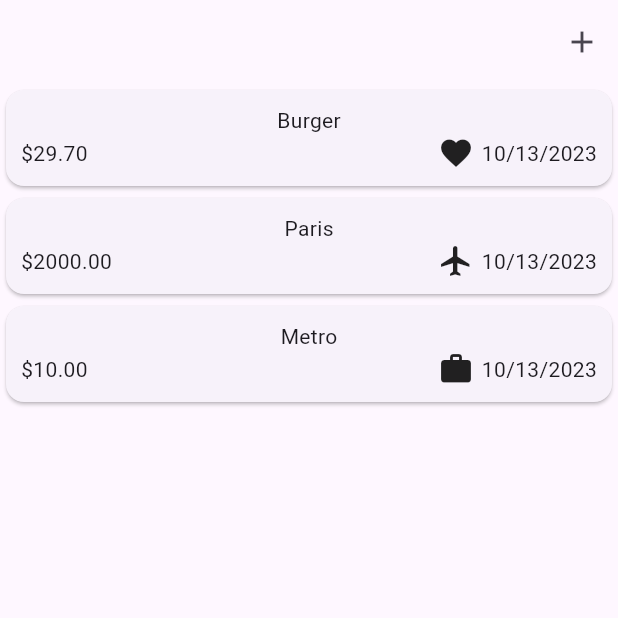
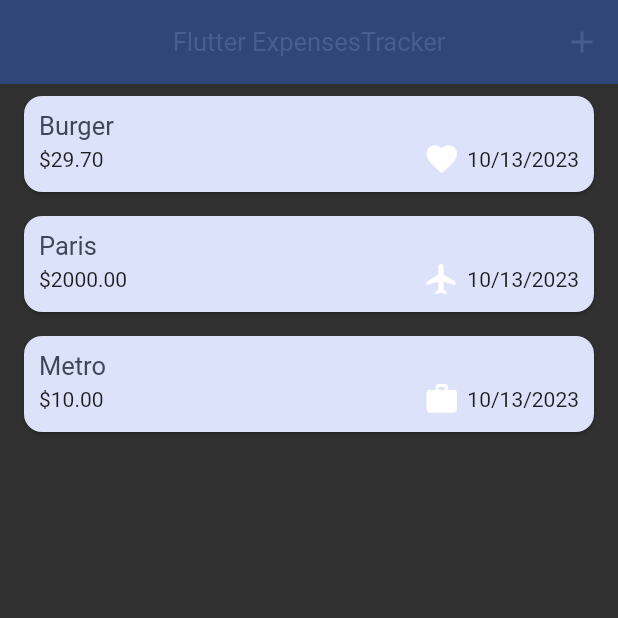
Before and after one commit to ramywael/Expanse, a Flutter app: the screen it shows after launch, on a phone screen of 412 x 824 dp, the top half of it. Run offline on Flutter 3.47's test engine with Material 2 defaults, Android fonts, the phone set to English and light mode, and no system bars.

Commit message:
Apply themeMode to the application

```diff
--- a/lib/expanse_screen.dart
+++ b/lib/expanse_screen.dart
@@ -14,7 +14,7 @@ class Expanses extends StatefulWidget {
 }
 
 class _ExpansesState extends State<Expanses> {
- final List<ExpanseModel> _expanseList = [
+  final List<ExpanseModel> _expanseList = [
     ExpanseModel(
       category: Category.food,
       title: "Burger",
@@ -37,19 +37,44 @@ class _ExpansesState extends State<Expanses> {
       _expanseList.add(expanse);
       log(_expanseList.toString());
     });
+  }
 
+  void _removeNewExpanse(ExpanseModel expanse) {
+    final expenseIndex = _expanseList.indexOf(expanse);
+    setState(() {
+      _expanseList.remove(expanse);
+    });
+    ScaffoldMessenger.of(context).clearSnackBars();
+    ScaffoldMessenger.of(context).showSnackBar(
+        SnackBar(
+        duration: const Duration(seconds: 3),
+    content: const Text('Expense deleted.'),
+    action: SnackBarAction(
+    label: 'Undo',
+    onPressed: () {
+    setState(() {
+      _expanseList.insert(expenseIndex, expanse);
+    });
+    },
+    ),
+    ),
+    );
+    const ScaffoldMessenger(
+      child: SnackBar(
+        backgroundColor: Colors.red,
+        content: Text(
+          "Expanse Deleted",
+        ),
+      ),
+    );
   }
- void _removeNewExpanse(ExpanseModel expanse) {
-   setState(() {
-     _expanseList.remove(expanse);
-   });
- }
 
   @override
   Widget build(BuildContext context) {
-
     return Scaffold(
       appBar: AppBar(
+        title: const Text("Flutter ExpensesTracker"),
+        centerTitle: true,
         actions: [
           IconButton(
             onPressed: () {
@@ -71,7 +96,10 @@ class _ExpansesState extends State<Expanses> {
       body: Column(
         children: [
           Expanded(
-            child: ExpanseList(expanseList: _expanseList, removeExpanse:_removeNewExpanse,),
+            child: ExpanseList(
+              expanseList: _expanseList,
+              removeExpanse: _removeNewExpanse,
+            ),
           )
         ],
       ),
--- a/lib/main.dart
+++ b/lib/main.dart
@@ -5,6 +5,8 @@ import 'expanse_screen.dart';
 void main() {
   runApp(const ExpanseApp());
 }
+var colorScheme = ColorScheme.fromSeed(seedColor: const Color.fromARGB(255, 59, 96, 179));
+var darkColorScheme = ColorScheme.fromSeed(seedColor: const Color.fromARGB(255, 59, 96, 179));
 
 class ExpanseApp extends StatelessWidget {
   const ExpanseApp({super.key});
@@ -13,25 +15,79 @@ class ExpanseApp extends StatelessWidget {
   @override
   Widget build(BuildContext context) {
     return MaterialApp(
+      themeMode: ThemeMode.dark,
       debugShowCheckedModeBanner: false,
-      theme: ThemeData(
-        // This is the theme of your application.
-        //
-        // TRY THIS: Try running your application with "flutter run". You'll see
-        // the application has a blue toolbar. Then, without quitting the app,
-        // try changing the seedColor in the colorScheme below to Colors.green
-        // and then invoke "hot reload" (save your changes or press the "hot
-        // reload" button in a Flutter-supported IDE, or press "r" if you used
-        // the command line to start the app).
-        //
-        // Notice that the counter didn't reset back to zero; the application
-        // state is not lost during the reload. To reset the state, use hot
-        // restart instead.
-        //
-        // This works for code too, not just values: Most code changes can be
-        // tested with just a hot reload.
+      theme: ThemeData().copyWith(
         useMaterial3: true,
+        colorScheme: colorScheme,
+        appBarTheme: const AppBarTheme().copyWith(
+          backgroundColor: colorScheme.onPrimaryContainer,
+          foregroundColor: colorScheme.primary,
+        ),
+        cardTheme: const CardTheme().copyWith(
+          color: colorScheme.secondaryContainer,
+          margin: const EdgeInsets.symmetric(
+            vertical: 8,
+            horizontal: 16
+          )
+        ),
+        elevatedButtonTheme: ElevatedButtonThemeData(
+          style: ElevatedButton.styleFrom(
+            backgroundColor: colorScheme.primaryContainer,
+            shape: const RoundedRectangleBorder(
+              borderRadius: BorderRadius.all(Radius.circular(8))
+            )
+          )
+        ),
+        textTheme: ThemeData().textTheme.copyWith(
+          titleLarge: TextStyle(
+            color: colorScheme.onSecondaryContainer,
+            fontWeight: FontWeight.normal,
+            fontSize: 17,
+          )
+        )
       ),
+
+      darkTheme : ThemeData.dark().copyWith(
+          useMaterial3: true,
+          colorScheme: colorScheme,
+          appBarTheme: const AppBarTheme().copyWith(
+            backgroundColor: darkColorScheme.onPrimaryContainer,
+            foregroundColor: darkColorScheme.primary,
+          ),
+          cardTheme: const CardTheme().copyWith(
+              color: darkColorScheme.secondaryContainer,
+              margin: const EdgeInsets.symmetric(
+                  vertical: 8,
+                  horizontal: 16
+              )
+          ),
+          elevatedButtonTheme: ElevatedButtonThemeData(
+              style: ElevatedButton.styleFrom(
+                  backgroundColor: darkColorScheme.primaryContainer,
+                  shape: const RoundedRectangleBorder(
+                      borderRadius: BorderRadius.all(Radius.circular(8))
+                  )
+              )
+          ),
+          textTheme: ThemeData().textTheme.copyWith(
+              titleLarge: TextStyle(
+                color: darkColorScheme.onSecondaryContainer,
+                fontWeight: FontWeight.normal,
+                fontSize: 17,
+              )
+          ),
+        bottomSheetTheme:  BottomSheetThemeData(
+          showDragHandle: true,
+          backgroundColor: darkColorScheme.primaryContainer,
+          shape: const RoundedRectangleBorder(
+            borderRadius: BorderRadius.vertical(
+              top: Radius.circular(16)
+            )
+          )
+        ),
+      ),
+
       home: const Expanses(),
     );
   }
--- a/lib/widget/expanse_List.dart
+++ b/lib/widget/expanse_List.dart
@@ -19,6 +19,10 @@ class ExpanseList extends StatelessWidget {
       itemBuilder: (context, index) {
         return Dismissible(
           key: ValueKey(_expanseList[index]), // each item should have a key to identify the item
+         background: Container(
+           color: ThemeMode == ThemeMode.dark ? Colors.red : Theme.of(context).colorScheme.error,
+           margin: EdgeInsets.symmetric(horizontal: Theme.of(context).cardTheme.margin!.horizontal)
+        ),
           onDismissed:(direction) => removeExpanse(_expanseList[index]),
           child: ExplanseItem(
             expanseItem: _expanseList[index],
--- a/lib/widget/expanse_item.dart
+++ b/lib/widget/expanse_item.dart
@@ -15,9 +15,12 @@ class ExplanseItem extends StatelessWidget {
       child: Padding(
         padding: const EdgeInsets.all(10.0),
         child: Column(
+          crossAxisAlignment:
+              CrossAxisAlignment.start, // to align the text to the left
           children: [
             Text(
               expanseItem.title,
+              style: Theme.of(context).textTheme.titleLarge,
             ),
             Row(
               children: [
```
